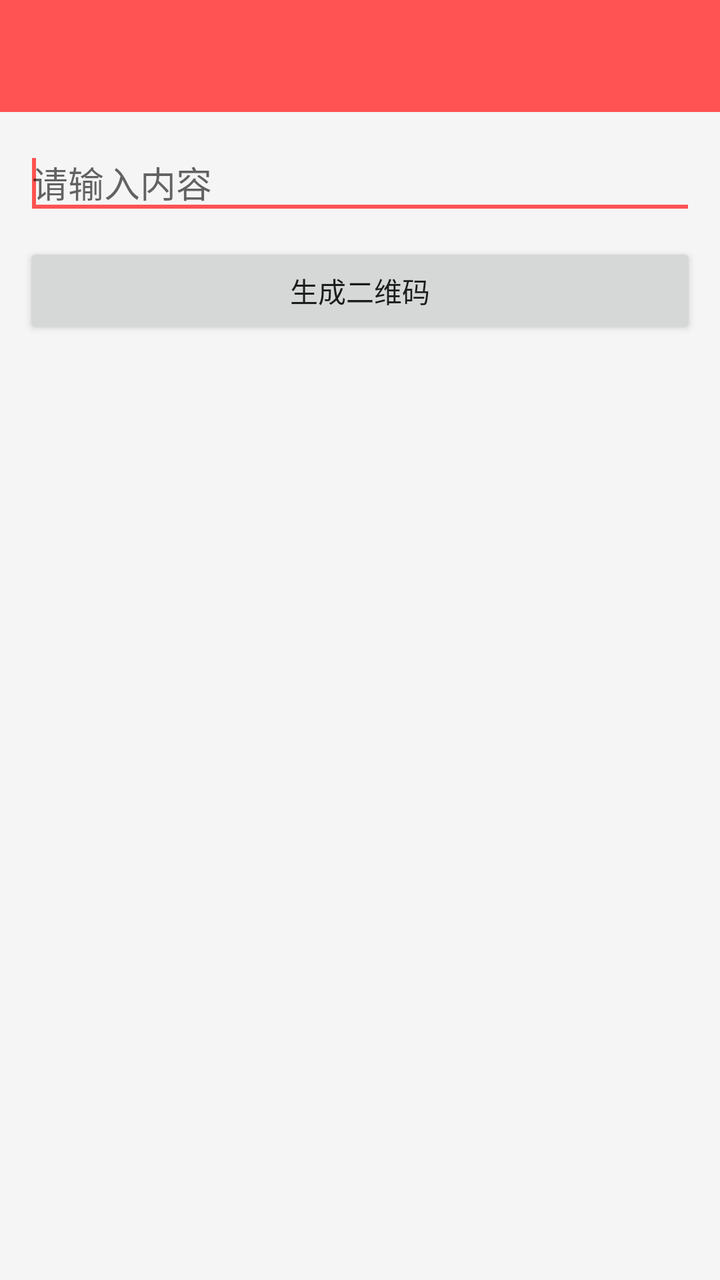
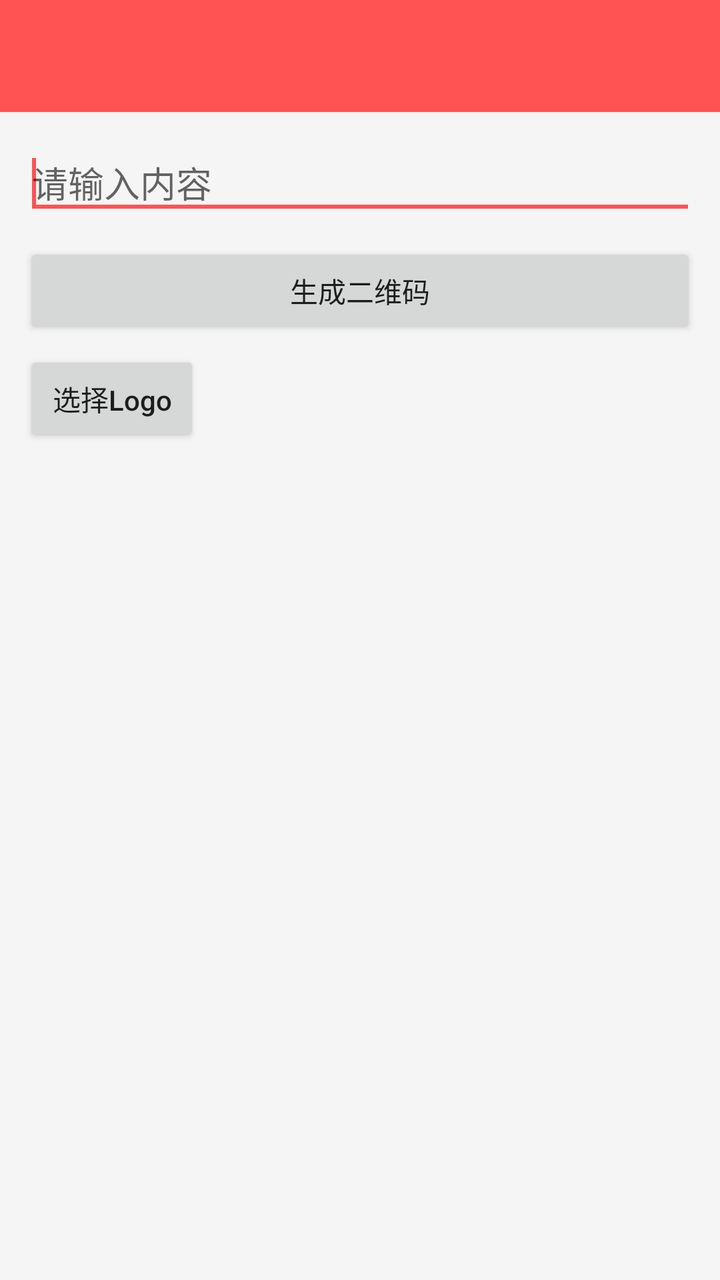

Screens rendered from an Android XML layout before and after an edit, with the pre-edit source and the edit as a unified diff.
<!-- AndroidManifest.xml: application theme AppTheme -->
<!-- res/layout/activity_create_qrcode.xml -->
<?xml version="1.0" encoding="utf-8"?>
<LinearLayout xmlns:android="http://schemas.android.com/apk/res/android"
    xmlns:app="http://schemas.android.com/apk/res-auto"
    android:layout_width="match_parent"
    android:layout_height="match_parent"
    android:orientation="vertical"
    android:fitsSystemWindows="true">

    
    <androidx.appcompat.widget.Toolbar
        android:id="@+id/toolbar"
        app:popupTheme="@style/ToolbarPopupTheme"
        android:layout_width="match_parent"
        android:layout_height="wrap_content"
        app:titleTextColor="@android:color/white"
        android:background="@color/colorAccent"
        />

    <ScrollView
        android:layout_width="match_parent"
        android:layout_height="0dp"
        android:layout_weight="1">

        <LinearLayout
            android:layout_width="match_parent"
            android:layout_height="wrap_content"
            android:orientation="vertical"
            android:padding="12dp">

            <EditText
                android:id="@+id/input"
                android:layout_width="match_parent"
                android:layout_height="wrap_content"
                android:hint="@string/create_input_hint">

                <requestFocus />
            </EditText>

            <Button
                android:id="@+id/btnCreate"
                android:layout_width="match_parent"
                android:layout_height="wrap_content"
                android:layout_marginTop="10dp"
                android:text="@string/create_btn_generate" />

            
            <LinearLayout
                android:id="@+id/rowBarcode"
                android:visibility="gone"
                android:layout_width="match_parent"
                android:layout_height="wrap_content"
                android:layout_marginTop="16dp"
                android:orientation="horizontal"
                android:gravity="center_vertical">

                <ImageView
                    android:id="@+id/imgBarcode"
                    android:layout_width="220dp"
                    android:layout_height="110dp"
                    android:contentDescription="@string/create_label_barcode"
                    android:scaleType="centerInside" />

                <LinearLayout
                    android:layout_width="0dp"
                    android:layout_height="wrap_content"
                    android:layout_weight="1"
                    android:layout_marginLeft="12dp"
                    android:orientation="vertical">

                    <TextView
                        android:layout_width="wrap_content"
                        android:layout_height="wrap_content"
                        android:text="@string/create_label_barcode"
                        android:textSize="16sp" />

                    <Button
                        android:id="@+id/btnSaveBarcode"
                        android:layout_width="wrap_content"
                        android:layout_height="wrap_content"
                        android:text="@string/create_save" />
                </LinearLayout>
            </LinearLayout>

            
            <LinearLayout
                android:id="@+id/rowBasic"
                android:visibility="gone"
                android:layout_width="match_parent"
                android:layout_height="wrap_content"
                android:layout_marginTop="16dp"
                android:orientation="horizontal"
                android:gravity="center_vertical">

                <ImageView
                    android:id="@+id/imgBasic"
                    android:layout_width="220dp"
                    android:layout_height="220dp"
                    android:contentDescription="@string/create_label_basic"
                    android:scaleType="centerInside" />

                <LinearLayout
                    android:layout_width="0dp"
                    android:layout_height="wrap_content"
                    android:layout_weight="1"
                    android:layout_marginLeft="12dp"
                    android:orientation="vertical">

                    <TextView
                        android:layout_width="wrap_content"
                        android:layout_height="wrap_content"
                        android:text="@string/create_label_basic"
                        android:textSize="16sp" />

                    <Button
                        android:id="@+id/btnSaveBasic"
                        android:layout_width="wrap_content"
                        android:layout_height="wrap_content"
                        android:text="@string/create_save" />
                </LinearLayout>
            </LinearLayout>

            
            <LinearLayout
                android:id="@+id/rowPadding"
                android:visibility="gone"
                android:layout_width="match_parent"
                android:layout_height="wrap_content"
                android:layout_marginTop="16dp"
                android:orientation="horizontal"
                android:gravity="center_vertical">

                <ImageView
                    android:id="@+id/imgPadding"
                    android:layout_width="220dp"
                    android:layout_height="220dp"
                    android:contentDescription="@string/create_label_padding"
                    android:scaleType="centerInside" />

                <LinearLayout
                    android:layout_width="0dp"
                    android:layout_height="wrap_content"
                    android:layout_weight="1"
                    android:layout_marginLeft="12dp"
                    android:orientation="vertical">

                    <TextView
                        android:layout_width="wrap_content"
                        android:layout_height="wrap_content"
                        android:text="@string/create_label_padding"
                        android:textSize="16sp" />

                    <Button
                        android:id="@+id/btnSavePadding"
                        android:layout_width="wrap_content"
                        android:layout_height="wrap_content"
                        android:text="@string/create_save" />
                </LinearLayout>
            </LinearLayout>

            
            <LinearLayout
                android:id="@+id/rowLogo"
                android:visibility="gone"
                android:layout_width="match_parent"
                android:layout_height="wrap_content"
                android:layout_marginTop="16dp"
                android:layout_marginBottom="16dp"
                android:orientation="horizontal"
                android:gravity="center_vertical">

                <ImageView
                    android:id="@+id/imgLogo"
                    android:layout_width="220dp"
                    android:layout_height="220dp"
                    android:contentDescription="@string/create_label_logo"
                    android:scaleType="centerInside" />

                <LinearLayout
                    android:layout_width="0dp"
                    android:layout_height="wrap_content"
                    android:layout_weight="1"
                    android:layout_marginLeft="12dp"
                    android:orientation="vertical">

                    <TextView
                        android:layout_width="wrap_content"
                        android:layout_height="wrap_content"
                        android:text="@string/create_label_logo"
                        android:textSize="16sp" />

                    <Button
                        android:id="@+id/btnSaveLogo"
                        android:layout_width="wrap_content"
                        android:layout_height="wrap_content"
                        android:text="@string/create_save" />
                </LinearLayout>
            </LinearLayout>

        </LinearLayout>

    </ScrollView>

</LinearLayout>
<!-- resources referenced by this layout -->
<resources>
  <color name="colorAccent">#FF5252</color>
  <string name="create_btn_generate">生成二维码</string>
  <string name="create_input_hint">请输入内容</string>
  <string name="create_label_barcode">一维码</string>
  <string name="create_label_basic">二维码·基础</string>
  <string name="create_label_logo">二维码·带Logo</string>
  <string name="create_label_padding">二维码·自定义边距</string>
  <string name="create_save">保存</string>
  <style name="ToolbarPopupTheme" parent="Widget.AppCompat.Light.PopupMenu.Overflow">
          <item name="overlapAnchor">false</item>  
          <item name="android:colorBackground">@android:color/white</item>  
          
          <item name="android:textColorPrimary">@android:color/black</item>
      </style>
  <style name="AppTheme" parent="Theme.AppCompat.Light.NoActionBar">
          
          <item name="colorPrimary">@color/colorPrimary</item>
          <item name="colorPrimaryDark">@color/colorPrimaryDark</item>
          <item name="colorAccent">@color/colorAccent</item>
  
          
          <item name="android:textColorSecondary">@android:color/white</item>
  
          
          <item name="android:textAllCaps">false</item>
  
          
          <item name="android:windowBackground">@color/page_bg</item>
  
      </style>
  <color name="colorPrimary">#FF5252</color>
  <color name="colorPrimaryDark">#FF5252</color>
  <color name="page_bg">#FFF5F5F5</color>
</resources>

<!-- the commit's change to res/layout/activity_create_qrcode.xml (unified diff, before → after) -->
@@ -45,6 +45,32 @@
 
             
             <LinearLayout
+                android:layout_width="wrap_content"
+                android:layout_height="wrap_content"
+                android:layout_marginTop="6dp"
+                android:orientation="horizontal"
+                android:gravity="center_vertical">
+
+                <Button
+                    android:id="@+id/btnPickLogo"
+                    android:layout_width="wrap_content"
+                    android:layout_height="wrap_content"
+                    android:text="@string/create_pick_logo" />
+
+                <ImageView
+                    android:id="@+id/imgLogoPreview"
+                    android:layout_width="wrap_content"
+                    android:layout_height="match_parent"
+                    android:layout_marginLeft="8dp"
+                    android:adjustViewBounds="true"
+                    android:maxWidth="96dp"
+                    android:contentDescription="@string/create_pick_logo"
+                    android:scaleType="centerInside"
+                    android:visibility="gone" />
+            </LinearLayout>
+
+            
+            <LinearLayout
                 android:id="@+id/rowBarcode"
                 android:visibility="gone"
                 android:layout_width="match_parent"
<!-- resource entries referenced after the edit -->
@@ -7,6 +7,7 @@
   <string name="create_label_basic">二维码·基础</string>
   <string name="create_label_logo">二维码·带Logo</string>
   <string name="create_label_padding">二维码·自定义边距</string>
+  <string name="create_pick_logo">选择Logo</string>
   <string name="create_save">保存</string>
   <style name="ToolbarPopupTheme" parent="Widget.AppCompat.Light.PopupMenu.Overflow">
           <item name="overlapAnchor">false</item>  
